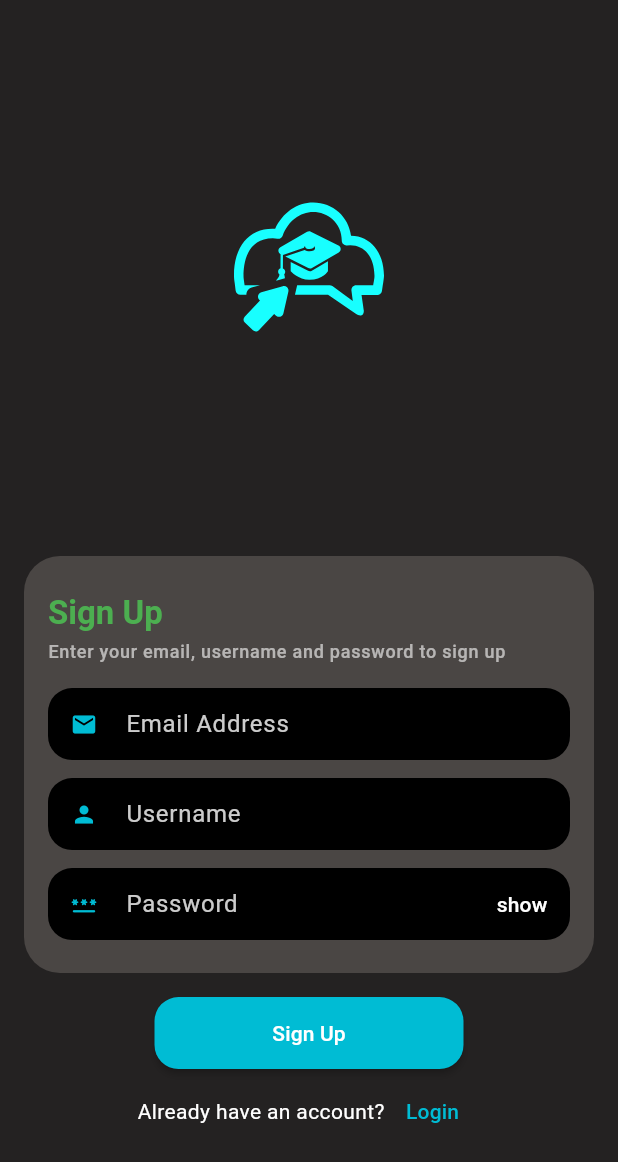
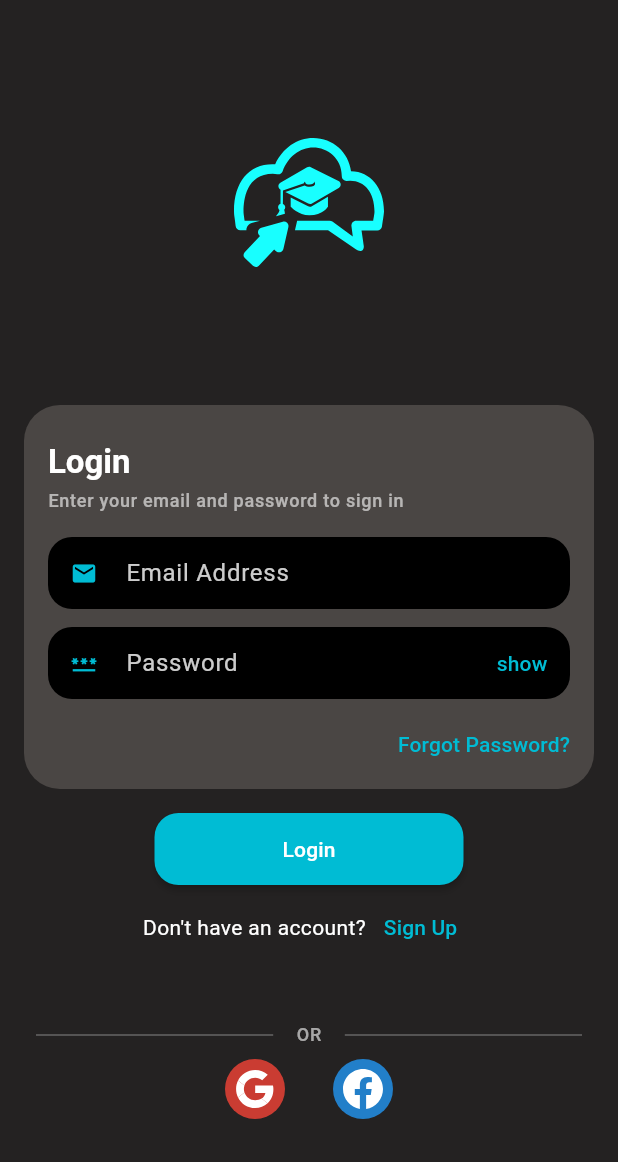
Before and after one commit to kghSachin/flutter_app, a Flutter app: the screen it shows after launch, after a tap on "Login", on a phone screen of 412 x 824 dp. Shown: the top 1162 px of the screen. Run offline on Flutter 3.47's test engine with Material 3 defaults, Android fonts, the phone set to English and light mode, and no system bars; our stand-ins replace flutter_svg.

Commit message:
google and facebook sign in ui

```diff
--- a/lib/pages/auth/login_page.dart
+++ b/lib/pages/auth/login_page.dart
@@ -10,32 +10,18 @@ class LoginPage extends StatelessWidget {
       backgroundColor: const Color.fromARGB(255, 36, 34, 34),
       body: SingleChildScrollView(
         child: Column(crossAxisAlignment: CrossAxisAlignment.center, children: [
-          SizedBox(
-            height: MediaQuery.of(context).size.height / 8,
+          const SizedBox(
+            height: 60,
           ),
-          Stack(
-            children: [
-              SvgPicture.asset(
-                "assets/icons/auth/atomic_book_logo.svg",
-                height: 150,
-                width: 100,
-                colorFilter:
-                    const ColorFilter.mode(Colors.cyanAccent, BlendMode.srcIn),
-              ),
-              // Positioned(
-              //   top: 60,
-              //   left: 50,
-              //   child: SvgPicture.asset(
-              //     "assets/icons/auth/login_top_logo.svg",
-              //     height: 100,
-              //     width: 100,
-              //     colorFilter: ColorFilter.mode(Colors.cyan, BlendMode.srcIn),
-              //   ),
-              // ),
-            ],
+          SvgPicture.asset(
+            "assets/icons/auth/register_logo.svg",
+            height: 150,
+            width: 100,
+            colorFilter:
+                const ColorFilter.mode(Colors.cyanAccent, BlendMode.srcIn),
           ),
-          SizedBox(
-            height: MediaQuery.of(context).size.height / 5,
+          const SizedBox(
+            height: 60,
           ),
           Container(
             decoration: BoxDecoration(
@@ -54,7 +40,7 @@ class LoginPage extends StatelessWidget {
                   "Login",
                   style: Theme.of(context).textTheme.titleLarge?.copyWith(
                         fontWeight: FontWeight.bold,
-                        color: Colors.green,
+                        color: Colors.white,
                       ),
                 ),
                 const SizedBox(
@@ -97,6 +83,7 @@ class LoginPage extends StatelessWidget {
                 ),
                 TextFormField(
                   decoration: InputDecoration(
+                      alignLabelWithHint: true,
                       isDense: true,
                       fillColor: Colors.black,
                       border: OutlineInputBorder(
@@ -105,7 +92,7 @@ class LoginPage extends StatelessWidget {
                       ),
                       filled: true,
                       prefixIcon: const Icon(
-                        Icons.mail,
+                        Icons.password,
                         color: Colors.cyan,
                       ),
                       label: Text(
@@ -116,7 +103,7 @@ class LoginPage extends StatelessWidget {
                       suffixIcon: TextButton(
                           onPressed: () {},
                           child: const Text("show",
-                              style: TextStyle(color: Colors.white)))),
+                              style: TextStyle(color: Colors.cyan)))),
                 ),
                 const SizedBox(
                   height: 6,
@@ -169,6 +156,136 @@ class LoginPage extends StatelessWidget {
                   ))
             ],
           ),
+          const SizedBox(
+            height: 40,
+          ),
+          Padding(
+            padding: const EdgeInsets.symmetric(horizontal: 24),
+            child: Row(
+              children: [
+                Expanded(
+                  child: Divider(
+                    thickness: 0.5,
+                    color: Colors.white.withOpacity(0.6),
+                  ),
+                ),
+                const SizedBox(
+                  width: 12,
+                ),
+                Text(
+                  " OR ",
+                  style: Theme.of(context).textTheme.labelMedium?.copyWith(
+                        color: Colors.white.withOpacity(0.6),
+                      ),
+                ),
+                const SizedBox(
+                  width: 12,
+                ),
+                Expanded(
+                  child: Divider(
+                    thickness: 0.5,
+                    color: Colors.white.withOpacity(0.6),
+                  ),
+                ),
+              ],
+            ),
+          ),
+          const SizedBox(
+            height: 8,
+          ),
+          Padding(
+            padding: const EdgeInsets.symmetric(horizontal: 24),
+            child: Row(
+              mainAxisAlignment: MainAxisAlignment.center,
+              children: [
+                CircleAvatar(
+                  backgroundColor: Colors.red.withOpacity(0.8),
+                  child: SvgPicture.asset(
+                    "assets/icons/auth/google_sign.svg",
+                    height: 26,
+                    colorFilter:
+                        const ColorFilter.mode(Colors.white, BlendMode.srcIn),
+                  ),
+                ),
+                const SizedBox(
+                  width: 32,
+                ),
+                CircleAvatar(
+                  backgroundColor: Colors.blue.withOpacity(0.8),
+                  child: SvgPicture.asset(
+                    "assets/icons/auth/facebook_sign.svg",
+                    height: 32,
+                    colorFilter:
+                        const ColorFilter.mode(Colors.white, BlendMode.srcIn),
+                  ),
+                ),
+              ],
+            ),
+          )
+          // Padding(
+          //   padding: const EdgeInsets.symmetric(horizontal: 24.0),
+          //   child: Row(
+          //     children: [
+          //       Expanded(
+          //         child: MaterialButton(
+          //           shape: RoundedRectangleBorder(
+          //               borderRadius: BorderRadius.circular(8)),
+          //           color: Colors.red,
+          //           onPressed: () {},
+          //           child: Row(
+          //               mainAxisAlignment: MainAxisAlignment.center,
+          //               children: [
+          //                 SvgPicture.asset(
+          //                   "assets/icons/auth/google_sign.svg",
+          //                   height: 20,
+          //                   colorFilter: const ColorFilter.mode(
+          //                       Colors.white, BlendMode.srcIn),
+          //                 ),
+          //                 const SizedBox(
+          //                   width: 8,
+          //                 ),
+          //                 const Text(
+          //                   "Gmail",
+          //                   style: TextStyle(
+          //                     color: Colors.white,
+          //                   ),
+          //                 )
+          //               ]),
+          //         ),
+          //       ),
+          //       const SizedBox(
+          //         width: 16,
+          //       ),
+          //       Expanded(
+          //         child: MaterialButton(
+          //           shape: RoundedRectangleBorder(
+          //               borderRadius: BorderRadius.circular(8)),
+          //           color: Colors.blue,
+          //           onPressed: () {},
+          //           child: Row(
+          //             mainAxisAlignment: MainAxisAlignment.center,
+          //             children: [
+          //               SvgPicture.asset(
+          //                 "assets/icons/auth/facebook_sign.svg",
+          //                 colorFilter: const ColorFilter.mode(
+          //                     Colors.white, BlendMode.srcIn),
+          //               ),
+          //               const SizedBox(
+          //                 width: 8,
+          //               ),
+          //               const Text(
+          //                 "Facebook",
+          //                 style: TextStyle(
+          //                   color: Colors.white,
+          //                 ),
+          //               )
+          //             ],
+          //           ),
+          //         ),
+          //       )
+          //     ],
+          //   ),
+          // )
         ]),
       ),
     );
--- a/lib/pages/auth/signup_page.dart
+++ b/lib/pages/auth/signup_page.dart
@@ -1,5 +1,6 @@
 import 'package:flutter/material.dart';
 import 'package:flutter_svg/svg.dart';
+import 'package:frontend_flutter/pages/auth/login_page.dart';
 
 class SignUpPage extends StatelessWidget {
   const SignUpPage({super.key});
@@ -10,11 +11,9 @@ class SignUpPage extends StatelessWidget {
       backgroundColor: const Color.fromARGB(255, 36, 34, 34),
       body: SingleChildScrollView(
         child: Column(crossAxisAlignment: CrossAxisAlignment.center, children: [
-          SizedBox(
-            height: MediaQuery.of(context).size.height / 8,
+          const SizedBox(
+            height: 60,
           ),
-          Stack(
-            children: [
           SvgPicture.asset(
             "assets/icons/auth/register_logo.svg",
             height: 150,
@@ -22,20 +21,8 @@ class SignUpPage extends StatelessWidget {
             colorFilter:
                 const ColorFilter.mode(Colors.cyanAccent, BlendMode.srcIn),
           ),
-              // Positioned(
-              //   top: 60,
-              //   left: 50,
-              //   child: SvgPicture.asset(
-              //     "assets/icons/auth/login_top_logo.svg",
-              //     height: 100,
-              //     width: 100,
-              //     colorFilter: ColorFilter.mode(Colors.cyan, BlendMode.srcIn),
-              //   ),
-              // ),
-            ],
-          ),
           SizedBox(
-            height: MediaQuery.of(context).size.height / 7,
+            height: MediaQuery.of(context).size.height / 12,
           ),
           Container(
             decoration: BoxDecoration(
@@ -122,7 +109,9 @@ class SignUpPage extends StatelessWidget {
                   height: 12,
                 ),
                 TextFormField(
+                  style: TextStyle(color: Colors.white.withOpacity(0.8)),
                   decoration: InputDecoration(
+                      alignLabelWithHint: true,
                       isDense: true,
                       fillColor: Colors.black,
                       border: OutlineInputBorder(
@@ -147,16 +136,6 @@ class SignUpPage extends StatelessWidget {
                 const SizedBox(
                   height: 16,
                 ),
-                // Align(
-                //   alignment: Alignment.centerRight,
-                //   child: TextButton(
-                //       style: TextButton.styleFrom(
-                //         padding: const EdgeInsets.all(0),
-                //       ),
-                //       onPressed: () {},
-                //       child: const Text("Already have an account?",
-                //           style: TextStyle(color: Colors.cyan))),
-                // ),
               ],
             ),
           ),
@@ -188,7 +167,10 @@ class SignUpPage extends StatelessWidget {
                 style: TextStyle(color: Colors.white),
               ),
               TextButton(
-                  onPressed: () {},
+                  onPressed: () {
+                    Navigator.of(context).push(MaterialPageRoute(
+                        builder: (context) => const LoginPage()));
+                  },
                   child: const Text(
                     "Login",
                     style: TextStyle(color: Colors.cyan),
```
Also changed, not shown: assets/icons/auth/facebook_sign.svg (added), assets/icons/auth/google_sign.svg (added). Lines whose indentation alone changed are shown as unchanged.
